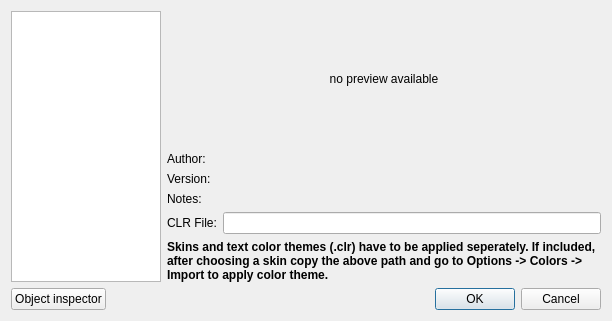
zyantific/IDASkins, file plugins/idaskins/ui/ThemeSelector.ui: the form before one commit.
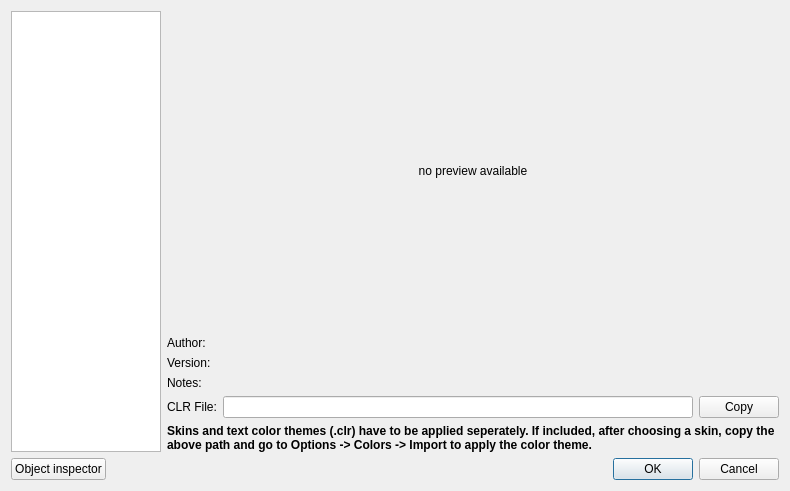
The form after the commit.

Commit message: Added Copy button for CLR path

```diff
--- a/plugins/idaskins/ui/ThemeSelector.ui
+++ b/plugins/idaskins/ui/ThemeSelector.ui
@@ -6,8 +6,8 @@
    <rect>
     <x>0</x>
     <y>0</y>
-    <width>612</width>
-    <height>321</height>
+    <width>790</width>
+    <height>491</height>
    </rect>
   </property>
   <property name="windowTitle">
@@ -15,7 +15,7 @@
   </property>
   <layout class="QVBoxLayout" name="verticalLayout_2">
    <item>
-    <layout class="QHBoxLayout" name="horizontalLayout">
+    <layout class="QHBoxLayout" name="horizontalLayout_3">
      <item>
       <widget class="QListWidget" name="lwSkinSelection">
        <property name="sizePolicy">
@@ -138,13 +138,26 @@
           </widget>
          </item>
          <item row="3" column="1">
+          <layout class="QHBoxLayout" name="horizontalLayout">
+           <item>
           <widget class="QLineEdit" name="leClrPathVal">
            <property name="readOnly">
             <bool>true</bool>
            </property>
           </widget>
          </item>
-         <item row="4" column="0" colspan="2">
+           <item>
+            <widget class="QPushButton" name="btnCopyClr">
+             <property name="text">
+              <string>Copy</string>
+             </property>
+            </widget>
+           </item>
+          </layout>
+         </item>
+        </layout>
+       </item>
+       <item>
           <widget class="QLabel" name="lblInstallInstr">
            <property name="font">
             <font>
@@ -153,14 +166,12 @@
             </font>
            </property>
            <property name="text">
-            <string>Skins and text color themes (.clr) have to be applied seperately. If included, after choosing a skin copy the above path and go to Options -> Colors -> Import to apply color theme.</string>
+          <string>Skins and text color themes (.clr) have to be applied seperately. If included, after choosing a skin, copy the above path and go to Options -&gt; Colors -&gt; Import to apply the color theme.</string>
            </property>
            <property name="wordWrap">
             <bool>true</bool>
            </property>
           </widget>
-         </item>
-        </layout>
        </item>
       </layout>
      </item>
```
Left out of the diff: 74 changed lines with no effect on the pictures. Lines whose indentation alone changed are shown as unchanged. The commit also changes 1 other file.
